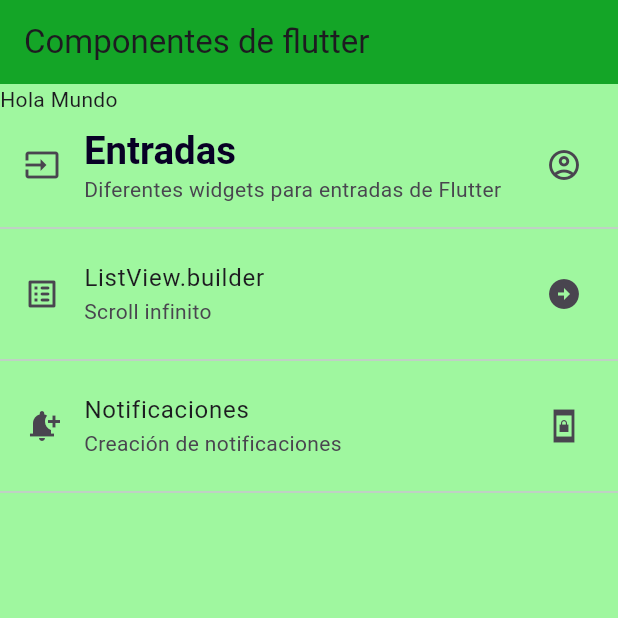
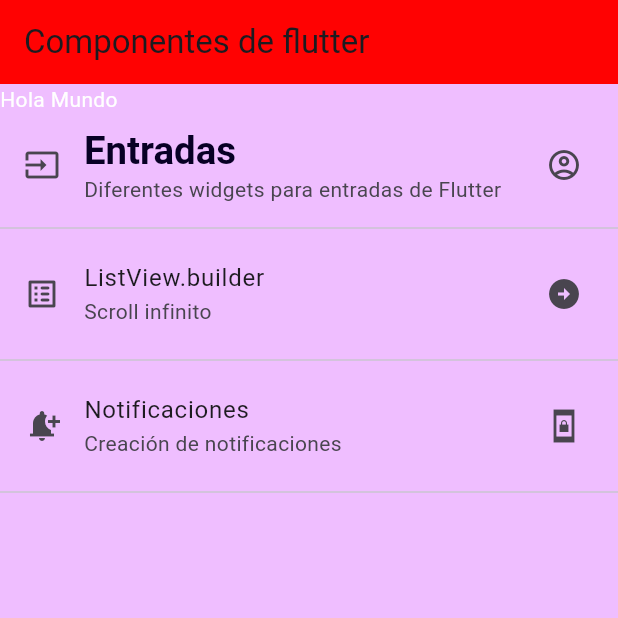
Before and after one commit to ga1ker/componentes_flutter, a Flutter app: the screen it shows after launch, on a phone screen of 412 x 824 dp, the top half of it. Run offline on Flutter 3.47's test engine with Material 3 defaults, Android fonts, the phone set to English and light mode, and no system bars.

Commit message:
Refactoring and Creating the AppTheme class

```diff
--- a/lib/main_app.dart
+++ b/lib/main_app.dart
@@ -1,5 +1,6 @@
 import 'package:flutter/material.dart';
-import 'home_screen.dart';
+import 'package:practica3_componentes/theme/app_theme.dart';
+import 'screens/home_screen.dart';
 
 class MainApp extends StatelessWidget {
   const MainApp({super.key});
@@ -9,18 +10,7 @@
     return MaterialApp(
       debugShowCheckedModeBanner: false,
       home: const HomeScreen(),
-      theme: ThemeData(
-        scaffoldBackgroundColor: const Color.fromARGB(255, 159, 247, 159),
-        appBarTheme: const AppBarTheme(color: Color.fromARGB(255, 20, 165, 39)),
-        textTheme: const TextTheme(
-          headlineLarge: TextStyle(
-            color: Color.fromARGB(255, 8, 0, 37),
-            fontSize: 25.6,
-            fontWeight: FontWeight.bold,
-            fontFamily: 'sans-serif',
-          ),
-        ),
-      ),
+      theme: AppTheme.lightTheme,
     );
   }
 }
--- /dev/null
+++ b/lib/theme/app_theme.dart
@@ -0,0 +1,19 @@
+import 'package:flutter/material.dart';
+
+class AppTheme {
+  static const mainColor = Color.fromARGB(255, 255, 2, 2);
+  static const backColor = Color.fromARGB(255, 239, 190, 255);
+
+  static final ThemeData lightTheme = ThemeData.light().copyWith(
+    scaffoldBackgroundColor: backColor,
+    appBarTheme: const AppBarTheme(color: mainColor),
+    textTheme: const TextTheme(
+      headlineLarge: TextStyle(
+        color: Color.fromARGB(255, 8, 0, 37),
+        fontSize: 25.6,
+        fontWeight: FontWeight.bold,
+        fontFamily: 'sans-serif',
+      ),
+    ),
+  );
+}
```
Also changed, not shown: lib/screens/home_screen.dart (renamed from lib/home_screen.dart).
